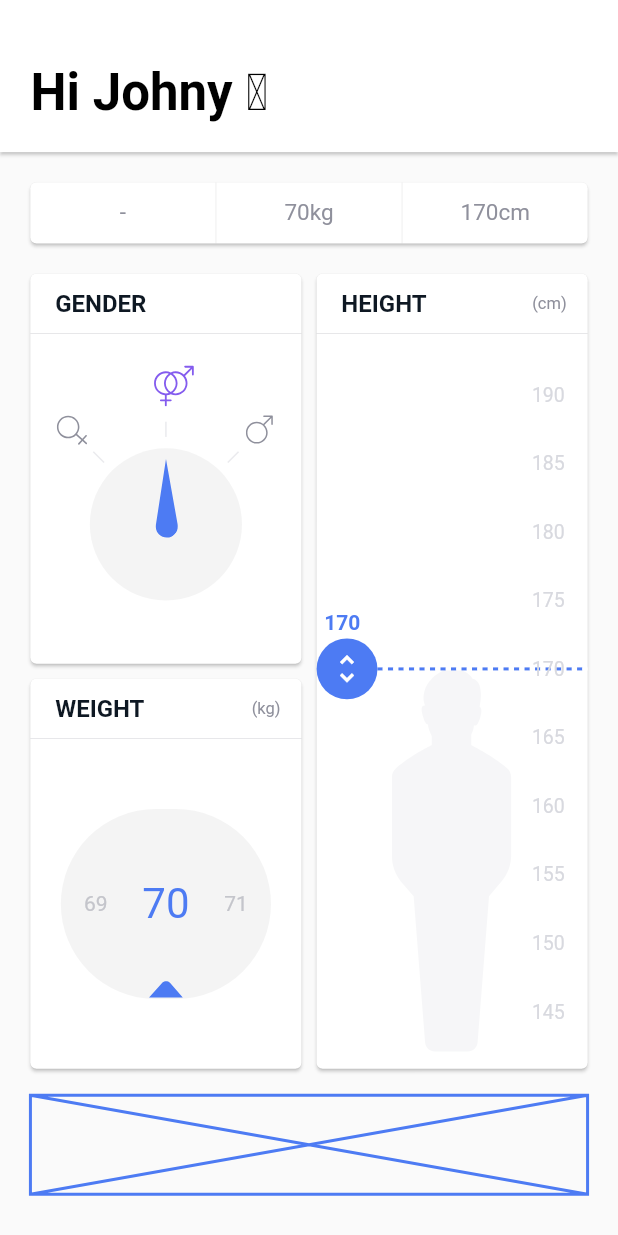
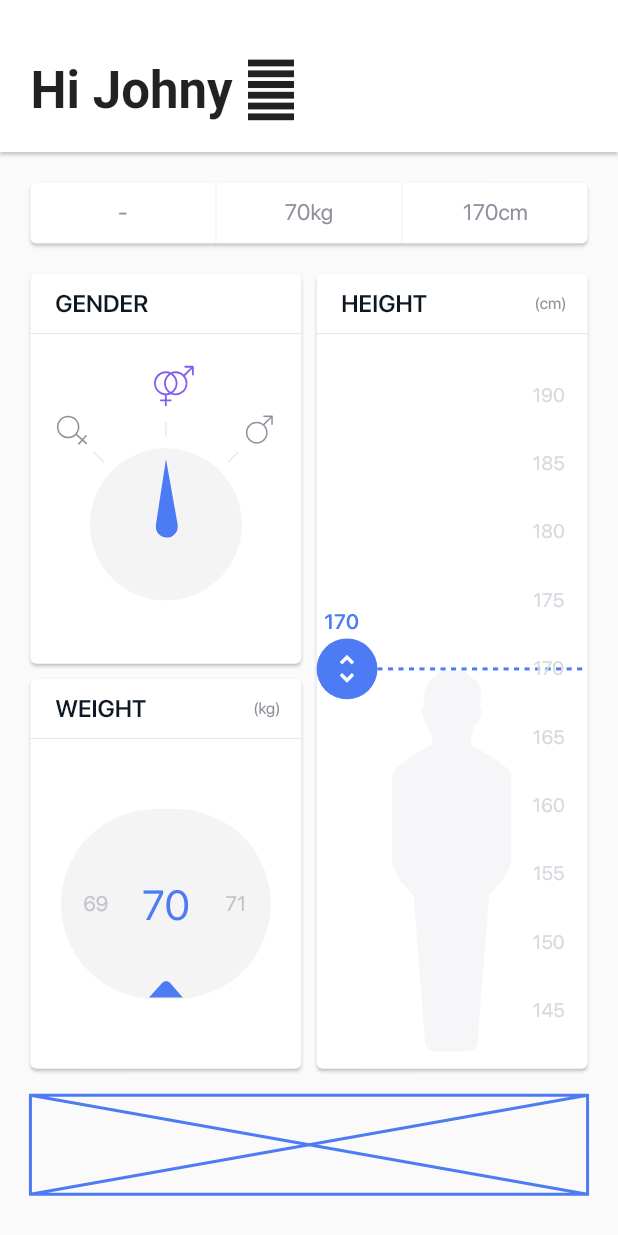
Before and after one commit to MarcinusX/bmi_calculator, a Flutter app: the screen it shows after launch, on a phone screen of 412 x 824 dp. Run offline on Flutter 3.47's test engine with Material 2 defaults, Android fonts, the phone set to English and light mode, and no system bars; our stand-ins replace flutter_svg; project files that could hold a hidden picture were left out.

Commit message:
Changed font family

```diff
--- a/lib/input_page/input_page.dart
+++ b/lib/input_page/input_page.dart
@@ -97,16 +97,15 @@ class BmiAppBar extends StatelessWidget {
           padding: EdgeInsets.all(screenAwareSize(16.0, context)),
           child: RichText(
             text: TextSpan(
-              style: TextStyle(
-                  fontSize: 34.0,
-                  fontWeight: FontWeight.bold,
-                  color: Colors.black),
-              text: "Hi Johny ",
-              children: <TextSpan>[
+              style:
+                  DefaultTextStyle.of(context).style.copyWith(fontSize: 34.0),
+              children: [
                 TextSpan(
-                  style: TextStyle(fontWeight: FontWeight.normal),
+                    text: "Hi Johny ",
+                    style: TextStyle(fontWeight: FontWeight.bold)),
+                TextSpan(
                   text: "\uD83D\uDC4B",
-                )
+                ),
               ],
             ),
           ),
--- a/lib/main.dart
+++ b/lib/main.dart
@@ -22,6 +22,7 @@ class MyApp extends StatelessWidget {
       theme: ThemeData(
         primaryColor: Colors.white,
         accentColor: mainBlue,
+        fontFamily: 'SF Pro Display',
       ),
       home: InputPage(),
     );
```
Also changed, not shown: pubspec.yaml (+21 -0 lines), fonts/SF-Pro-Display-Black.otf (added), fonts/SF-Pro-Display-Bold.otf (added), fonts/SF-Pro-Display-Heavy.otf (added), fonts/SF-Pro-Display-Light.otf (added), fonts/SF-Pro-Display-Medium.otf (added), fonts/SF-Pro-Display-Regular.otf (added), fonts/SF-Pro-Display-Semibold.otf (added), fonts/SF-Pro-Display-Thin.otf (added), fonts/SF-Pro-Display-Ultralight.otf (added).
